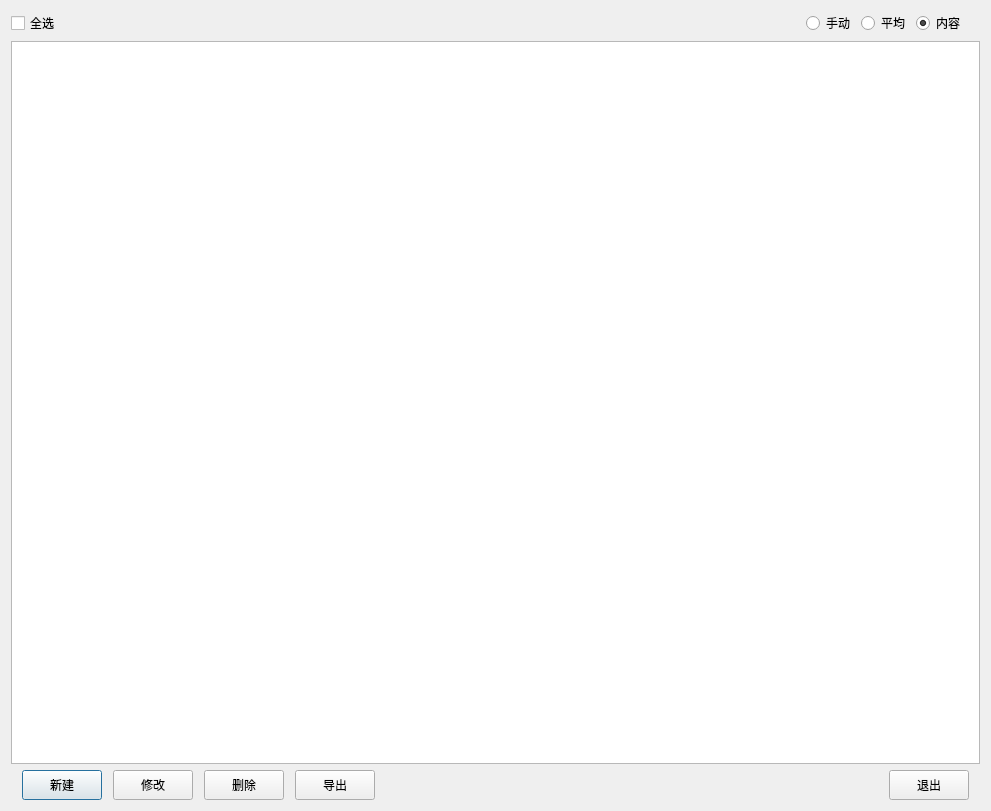
The window that Qt/ERP/dialogmaterialmanage.ui (superp2017/NTERP) describes before a commit, drawn with Qt 5.
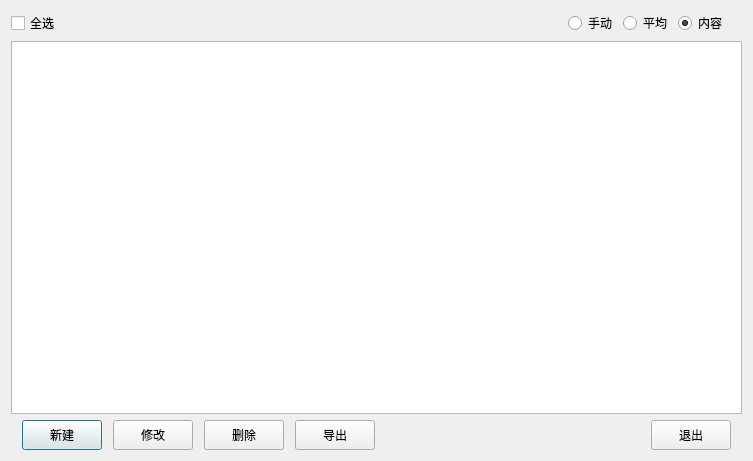
The same window after the commit. Custom widgets are drawn as their Qt base class.

```diff
--- a/Qt/ERP/dialogmaterialmanage.ui
+++ b/Qt/ERP/dialogmaterialmanage.ui
@@ -6,8 +6,8 @@
    <rect>
     <x>0</x>
     <y>0</y>
-    <width>991</width>
-    <height>811</height>
+    <width>753</width>
+    <height>461</height>
    </rect>
   </property>
   <property name="windowTitle">
```
Left out of the diff: 2 changed lines with no effect on the pictures.
